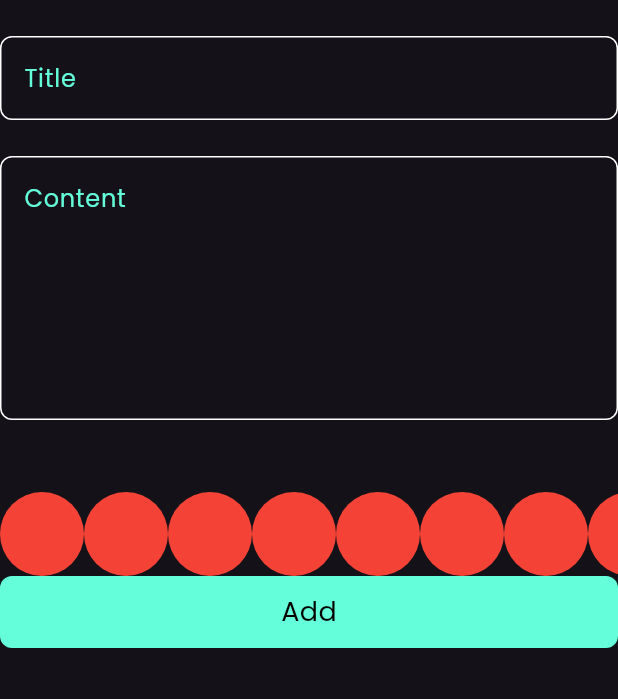
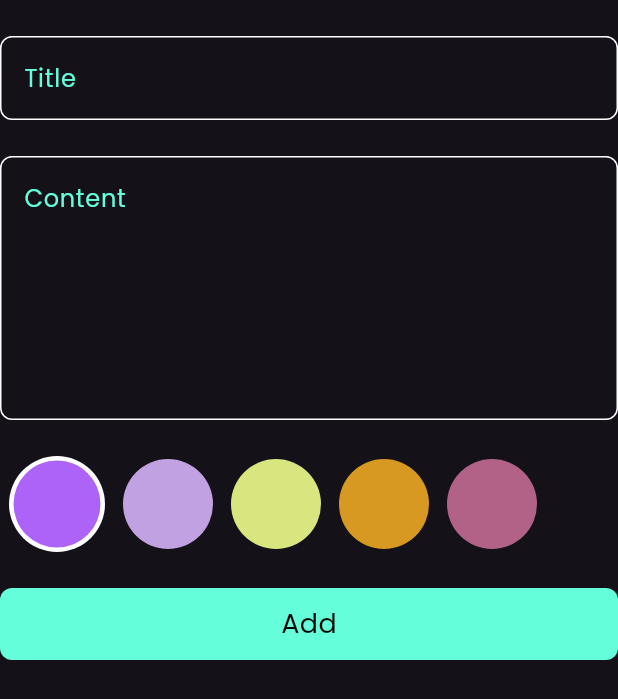
Before and after one commit to RehamIssa/notes_app, a Flutter app: the AddNoteForm widget shown alone on an empty page, opened directly, on a phone screen of 412 x 824 dp. Shown: the top 699 px of the screen. Run offline on Flutter 3.47's test engine with Material 3 defaults, Android fonts, the phone set to English and light mode, and no system bars; our stand-ins replace bloc, flutter_bloc, hive, hive_flutter; accounts and stored records are empty.

Commit message:
colors list view part 2

```diff
--- a/lib/widgets/add_note_form.dart
+++ b/lib/widgets/add_note_form.dart
@@ -47,9 +47,12 @@ class _AddNoteFormState extends State<AddNoteForm> {
             maxLines: 6,
           ),
           const SizedBox(
-            height: 48,
+            height: 24,
           ),
           const ColorsListView(),
+          const SizedBox(
+            height: 24,
+          ),
           BlocBuilder<AddNoteCubit, AddNoteState>(
             builder: (context, state) {
               return CustomButton(
--- a/lib/widgets/colors_list_view.dart
+++ b/lib/widgets/colors_list_view.dart
@@ -1,30 +1,64 @@
-
 import 'package:flutter/material.dart';
 
 class ColorItem extends StatelessWidget {
-  const ColorItem({super.key});
-
+  const ColorItem({super.key, required this.isActive, required this.color});
+  final bool isActive;
+  final Color color;
   @override
   Widget build(BuildContext context) {
-    return CircleAvatar(
-      radius: 28,
-      backgroundColor: Colors.red,
-    );
+    return isActive
+        ? CircleAvatar(
+            radius: 32,
+            backgroundColor: Colors.white,
+            child: CircleAvatar(
+              radius: 29,
+              backgroundColor: color,
+            ),
+          )
+        : CircleAvatar(
+            radius: 30,
+            backgroundColor: color,
+          );
   }
 }
 
-class ColorsListView extends StatelessWidget {
+class ColorsListView extends StatefulWidget {
   const ColorsListView({super.key});
 
   @override
+  State<ColorsListView> createState() => _ColorsListViewState();
+}
+
+class _ColorsListViewState extends State<ColorsListView> {
+  int currentIndex = 0;
+  List<Color> colors = [
+    Color(0xffad63f7),
+    Color(0xffc2a1e3),
+    Color(0xffd9e57f),
+    Color(0xffD79921),
+    Color(0xffB16286),
+  ];
+  @override
   Widget build(BuildContext context) {
     return SizedBox(
-      height: 28 * 2,
+      height: 64,
       child: ListView.builder(
           scrollDirection: Axis.horizontal,
-          itemCount: 8,
+          itemCount: colors.length,
           itemBuilder: (context, index) {
-            return const ColorItem();
+            return Padding(
+              padding: const EdgeInsets.symmetric(horizontal: 6.0),
+              child: GestureDetector(
+                onTap: () {
+                  currentIndex = index;
+                  setState(() {});
+                },
+                child: ColorItem(
+                  color: colors[index],
+                  isActive: currentIndex == index,
+                ),
+              ),
+            );
           }),
     );
   }
```
